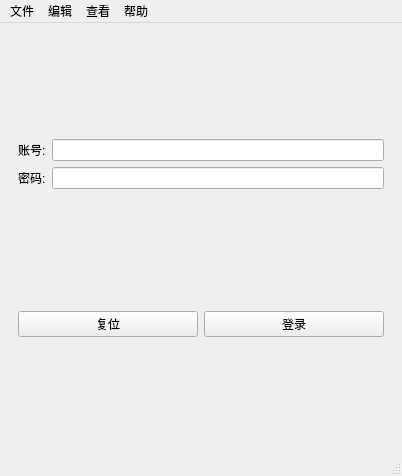
This is ui/mainwindow.ui in azh-1415926/JgsuCampusNetworkManagement as Qt 5 draws it before an edit. The edited form follows.
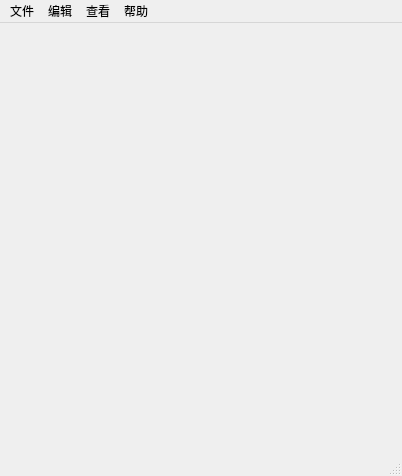
This is the edited form.

Commit message: 提升登录窗口为独立的窗口

```diff
--- a/ui/mainwindow.ui
+++ b/ui/mainwindow.ui
@@ -14,74 +14,7 @@
    <string>MainWindow</string>
   </property>
   <widget class="QWidget" name="centralwidget">
-   <layout class="QVBoxLayout" name="verticalLayout">
-    <item>
-     <widget class="QWidget" name="boxOfLogin" native="true">
-      <property name="sizePolicy">
-       <sizepolicy hsizetype="Preferred" vsizetype="Fixed">
-        <horstretch>0</horstretch>
-        <verstretch>0</verstretch>
-       </sizepolicy>
-      </property>
-      <layout class="QGridLayout" name="gridLayout_2">
-       <item row="1" column="0">
-        <widget class="QLabel" name="textOfPassword">
-         <property name="text">
-          <string>密码:</string>
-         </property>
-        </widget>
-       </item>
-       <item row="0" column="0">
-        <widget class="QLabel" name="textOfAccount">
-         <property name="text">
-          <string>账号:</string>
-         </property>
-        </widget>
-       </item>
-       <item row="0" column="2">
-        <widget class="QLineEdit" name="inputOfAccount">
-         <property name="text">
-          <string/>
-         </property>
-        </widget>
-       </item>
-       <item row="1" column="2">
-        <widget class="QLineEdit" name="inputOfPassword">
-         <property name="echoMode">
-          <enum>QLineEdit::Password</enum>
-         </property>
-        </widget>
-       </item>
-      </layout>
-     </widget>
-    </item>
-    <item>
-     <widget class="QWidget" name="buttonsOfLogin" native="true">
-      <property name="sizePolicy">
-       <sizepolicy hsizetype="Preferred" vsizetype="Fixed">
-        <horstretch>0</horstretch>
-        <verstretch>0</verstretch>
-       </sizepolicy>
-      </property>
-      <layout class="QGridLayout" name="gridLayout_3">
-       <item row="0" column="0">
-        <widget class="QPushButton" name="buttonOfRReset">
-         <property name="text">
-          <string>复位</string>
-         </property>
-        </widget>
-       </item>
-       <item row="0" column="2">
-        <widget class="QPushButton" name="buttonOfLogin">
-         <property name="text">
-          <string>登录</string>
-         </property>
-        </widget>
-       </item>
-      </layout>
-     </widget>
-    </item>
-   </layout>
+   <layout class="QVBoxLayout" name="verticalLayout"/>
   </widget>
   <widget class="QMenuBar" name="menubar">
    <property name="geometry">
```
The commit also changes 5 other files.
